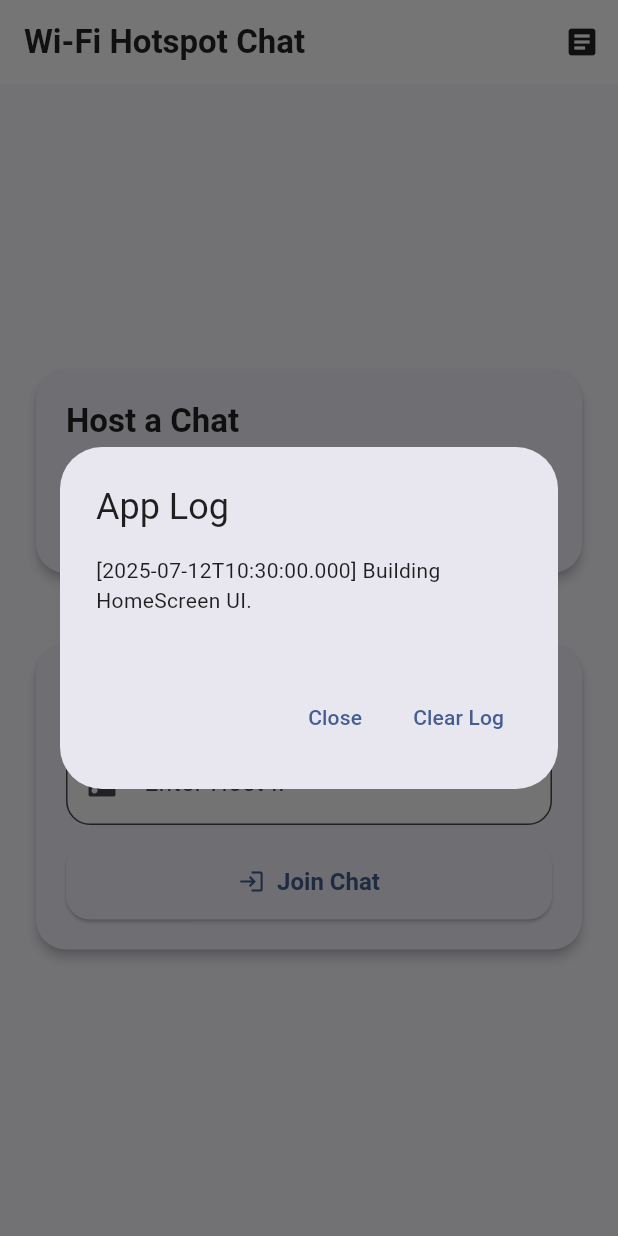
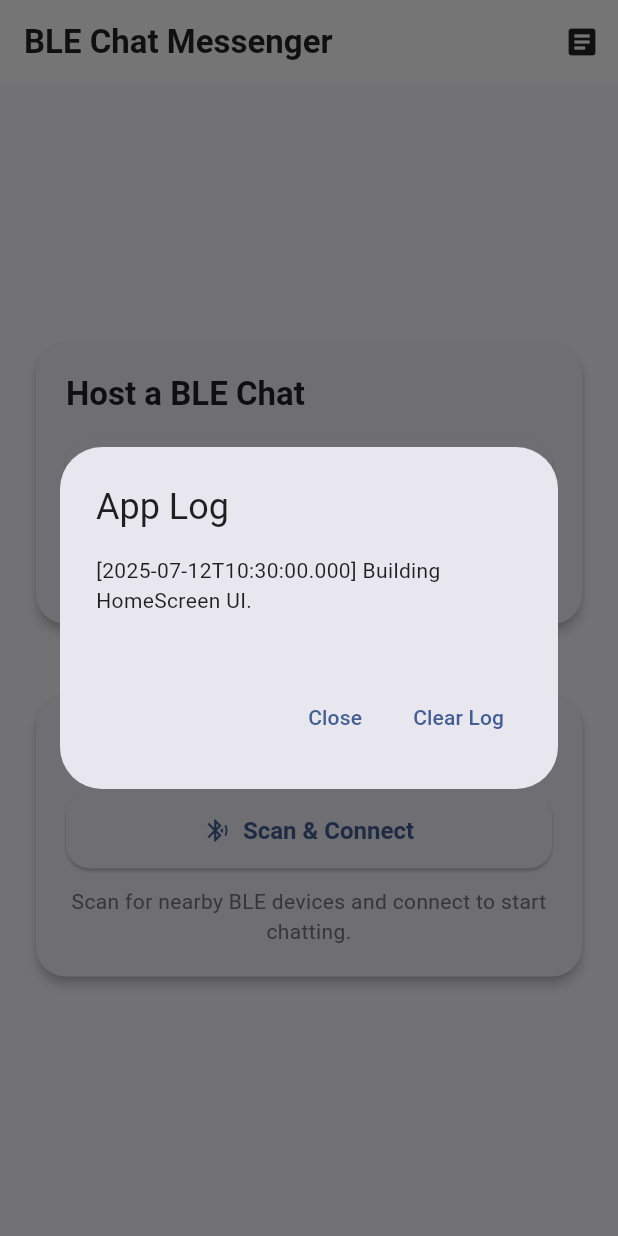
Before and after one commit to thecoolmaster137/WifiDirectAndroid, a Flutter app: the screen it shows after launch, after a tap on the "article" icon, on a phone screen of 412 x 824 dp. Run offline on Flutter 3.47's test engine with Material 3 defaults, Android fonts, the phone set to English and light mode, and no system bars; our stand-ins replace permission_handler; missing offline and left inert: cryptography, flutter_reactive_ble.

Commit message:
refactor: convert to BLE-only chat app
Remove Wi-Fi Direct functionality and simplify to BLE-only messaging.
Update UI, remove network dependencies, and focus on BLE host/client modes.

```diff
--- a/lib/home_screen.dart
+++ b/lib/home_screen.dart
@@ -1,8 +1,5 @@
 import 'package:flutter/material.dart';
-import 'hotspot_controller.dart';
-import 'socket_controller.dart';
 import 'chat_screen.dart';
-import 'dart:io';
 import 'package:permission_handler/permission_handler.dart';
 import 'app_logger.dart';
 
@@ -14,7 +11,7 @@ Future<void> ensurePermissions() async {
   await AppLogger.log('Nearby Wi-Fi Devices permission status: ' + nearbyStatus.toString());
   if (!locationStatus.isGranted || !nearbyStatus.isGranted) {
     await AppLogger.log('Permission denied.');
-    throw Exception('Location and Nearby Devices permissions are required to create hotspot.');
+    throw Exception('Location and Nearby Devices permissions are required for BLE chat.');
   }
   await AppLogger.log('All required permissions granted.');
 }
@@ -27,69 +24,49 @@ class HomeScreen extends StatefulWidget {
 }
 
 class _HomeScreenState extends State<HomeScreen> {
-  String? ssid;
-  String? password;
-  String? hostIp;
-  final _ipController = TextEditingController();
-
-  void createHotspot() async {
+  void startHostChat() async {
     try {
-      await AppLogger.log('Starting hotspot creation...');
+      await AppLogger.log('Starting BLE host chat...');
       await ensurePermissions();
-      final info = await HotspotController.createHotspot();
-      await AppLogger.log('Hotspot info: ' + info.toString());
-      setState(() {
-        ssid = info['ssid'];
-        password = info['password'];
-      });
-      await AppLogger.log('Detecting local IP address...');
-      for (var interface in await NetworkInterface.list()) {
-        for (var addr in interface.addresses) {
-          if (addr.type == InternetAddressType.IPv4 && !addr.isLoopback) {
-            setState(() {
-              hostIp = addr.address;
-            });
-            await AppLogger.log('Local IP detected: $hostIp');
-            break;
-          }
-        }
-      }
-      await AppLogger.log('Hotspot creation and IP detection complete.');
+      await AppLogger.log('Navigating to ChatScreen as BLE host');
+      Navigator.push(
+        context,
+        MaterialPageRoute(
+          builder: (_) => const ChatScreen(
+            isHost: true,
+          ),
+        ),
+      );
     } catch (e) {
-      await AppLogger.log('Error creating hotspot: ' + e.toString());
+      await AppLogger.log('Error starting BLE host: ' + e.toString());
       if (mounted) {
         ScaffoldMessenger.of(context).showSnackBar(
-          SnackBar(content: Text('Error creating hotspot: ' + e.toString())),
+          SnackBar(content: Text('Error starting BLE host: ' + e.toString())),
         );
       }
     }
   }
 
-  void joinChat() async {
-    await AppLogger.log('Navigating to ChatScreen as client. Host IP: ' + _ipController.text.trim());
-    Navigator.push(
-      context,
-      MaterialPageRoute(
-        builder: (_) => ChatScreen(
-          isHost: false,
-          hostIp: _ipController.text.trim(),
-        ),
-      ),
-    );
-  }
-
-  void startHostChat() async {
-    await AppLogger.log('Navigating to ChatScreen as host. Host IP: $hostIp');
-    if (hostIp != null) {
+  void startClientChat() async {
+    try {
+      await AppLogger.log('Starting BLE client chat...');
+      await ensurePermissions();
+      await AppLogger.log('Navigating to ChatScreen as BLE client');
       Navigator.push(
         context,
         MaterialPageRoute(
-          builder: (_) => ChatScreen(
-            isHost: true,
-            hostIp: hostIp!,
+          builder: (_) => const ChatScreen(
+            isHost: false,
           ),
         ),
       );
+    } catch (e) {
+      await AppLogger.log('Error starting BLE client: ' + e.toString());
+      if (mounted) {
+        ScaffoldMessenger.of(context).showSnackBar(
+          SnackBar(content: Text('Error starting BLE client: ' + e.toString())),
+        );
+      }
     }
   }
 
@@ -124,7 +101,7 @@ class _HomeScreenState extends State<HomeScreen> {
     final theme = Theme.of(context);
     return Scaffold(
       appBar: AppBar(
-        title: const Text('Wi-Fi Hotspot Chat'),
+        title: const Text('BLE Chat Messenger'),
         actions: [
           IconButton(
             icon: const Icon(Icons.article),
@@ -149,39 +126,21 @@ class _HomeScreenState extends State<HomeScreen> {
                       crossAxisAlignment: CrossAxisAlignment.stretch,
                       children: [
                         Text(
-                          'Host a Chat',
+                          'Host a BLE Chat',
                           style: theme.textTheme.titleLarge?.copyWith(fontWeight: FontWeight.bold),
                         ),
                         const SizedBox(height: 16),
                         ElevatedButton.icon(
-                          onPressed: createHotspot,
-                          icon: const Icon(Icons.wifi_tethering),
-                          label: const Text('Create Hotspot'),
+                          onPressed: startHostChat,
+                          icon: const Icon(Icons.bluetooth),
+                          label: const Text('Start BLE Host'),
                         ),
-                        if (ssid != null && password != null && hostIp != null) ...[
-                          const SizedBox(height: 16),
-                          Container(
-                            decoration: BoxDecoration(
-                              color: Colors.blue[50],
-                              borderRadius: BorderRadius.circular(12),
-                            ),
-                            padding: const EdgeInsets.all(12),
-                            child: Column(
-                              crossAxisAlignment: CrossAxisAlignment.start,
-                              children: [
-                                Text('SSID: $ssid', style: theme.textTheme.bodyMedium),
-                                Text('Password: $password', style: theme.textTheme.bodyMedium),
-                                Text('Host IP: $hostIp', style: theme.textTheme.bodyMedium),
-                              ],
-                            ),
-                          ),
-                          const SizedBox(height: 12),
-                          ElevatedButton.icon(
-                            onPressed: startHostChat,
-                            icon: const Icon(Icons.chat),
-                            label: const Text('Start Chat as Host'),
-                          ),
-                        ],
+                        const SizedBox(height: 12),
+                        Text(
+                          'Create a BLE service that other devices can discover and connect to.',
+                          style: theme.textTheme.bodyMedium?.copyWith(color: Colors.grey[600]),
+                          textAlign: TextAlign.center,
+                        ),
                       ],
                     ),
                   ),
@@ -196,22 +155,20 @@ class _HomeScreenState extends State<HomeScreen> {
                       crossAxisAlignment: CrossAxisAlignment.stretch,
                       children: [
                         Text(
-                          'Join as Client',
+                          'Join as BLE Client',
                           style: theme.textTheme.titleLarge?.copyWith(fontWeight: FontWeight.bold),
                         ),
                         const SizedBox(height: 16),
-                        TextField(
-                          controller: _ipController,
-                          decoration: const InputDecoration(
-                            labelText: 'Enter Host IP',
-                            prefixIcon: Icon(Icons.dns),
-                          ),
+                        ElevatedButton.icon(
+                          onPressed: startClientChat,
+                          icon: const Icon(Icons.bluetooth_searching),
+                          label: const Text('Scan & Connect'),
                         ),
                         const SizedBox(height: 12),
-                        ElevatedButton.icon(
-                          onPressed: joinChat,
-                          icon: const Icon(Icons.login),
-                          label: const Text('Join Chat'),
+                        Text(
+                          'Scan for nearby BLE devices and connect to start chatting.',
+                          style: theme.textTheme.bodyMedium?.copyWith(color: Colors.grey[600]),
+                          textAlign: TextAlign.center,
                         ),
                       ],
                     ),
--- a/lib/hotspot_controller.dart
+++ /dev/null
@@ -1,10 +0,0 @@
-import 'package:flutter/services.dart';
-
-class HotspotController {
-  static const MethodChannel _channel = MethodChannel('hotspot');
-
-  static Future<Map<String, String>> createHotspot() async {
-    final result = await _channel.invokeMethod('createHotspot');
-    return Map<String, String>.from(result);
-  }
-}
--- a/lib/main.dart
+++ b/lib/main.dart
@@ -2,16 +2,16 @@ import 'package:flutter/material.dart';
 import 'home_screen.dart';
 
 void main() {
-  runApp(const WiFiHotspotMessengerApp());
+  runApp(const BleChatMessengerApp());
 }
 
-class WiFiHotspotMessengerApp extends StatelessWidget {
-  const WiFiHotspotMessengerApp({super.key});
+class BleChatMessengerApp extends StatelessWidget {
+  const BleChatMessengerApp({super.key});
 
   @override
   Widget build(BuildContext context) {
     return MaterialApp(
-      title: 'Wi-Fi Hotspot Messenger',
+      title: 'BLE Chat Messenger',
       theme: ThemeData(
         brightness: Brightness.light,
         colorScheme: ColorScheme.fromSeed(
--- a/pubspec.yaml
+++ b/pubspec.yaml
@@ -1,5 +1,5 @@
-name: wifi_direct_messenger
-description: A Flutter app for offline messaging using Wi-Fi Direct
+name: ble_chat_messenger
+description: A Flutter app for offline messaging using Bluetooth Low Energy (BLE)
 version: 1.0.0+1
 
 environment:
@@ -13,6 +13,7 @@ dependencies:
   permission_handler: ^11.0.1
   path_provider: ^2.1.2
   cryptography: ^2.7.0
+  flutter_reactive_ble: ^5.0.2
   # vibration: ^1.7.4
 
 flutter:
```
Also changed, not shown: lib/ble_chat_controller.dart (added, +80 -0 lines), lib/chat_screen.dart (+62 -22 lines), lib/socket_controller.dart (deleted, +0 -68 lines), lib/wifi_direct_controller.dart (deleted, +0 -38 lines), pubspec.lock, 3 other files.
